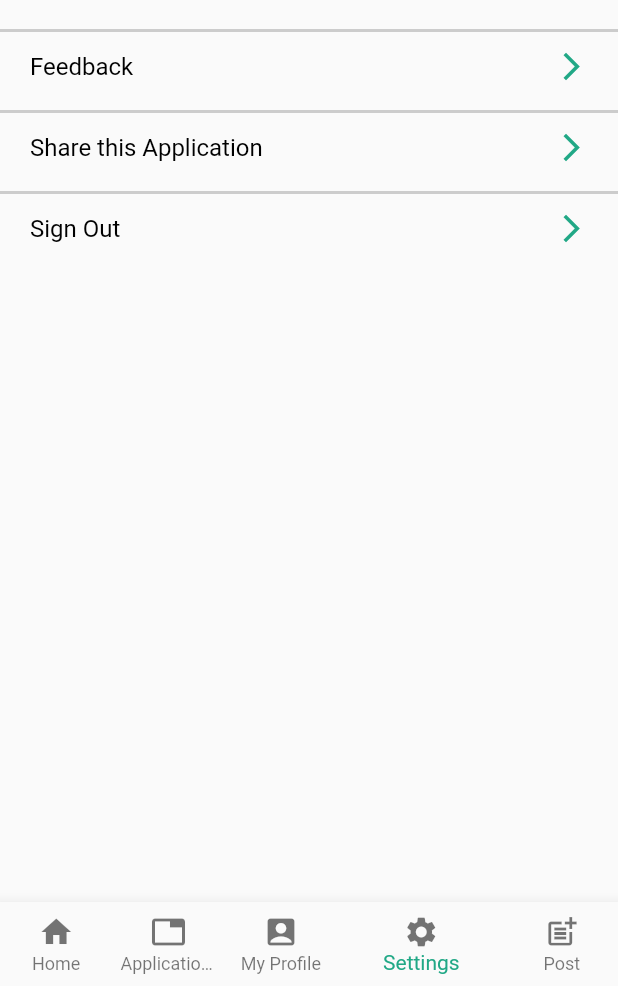
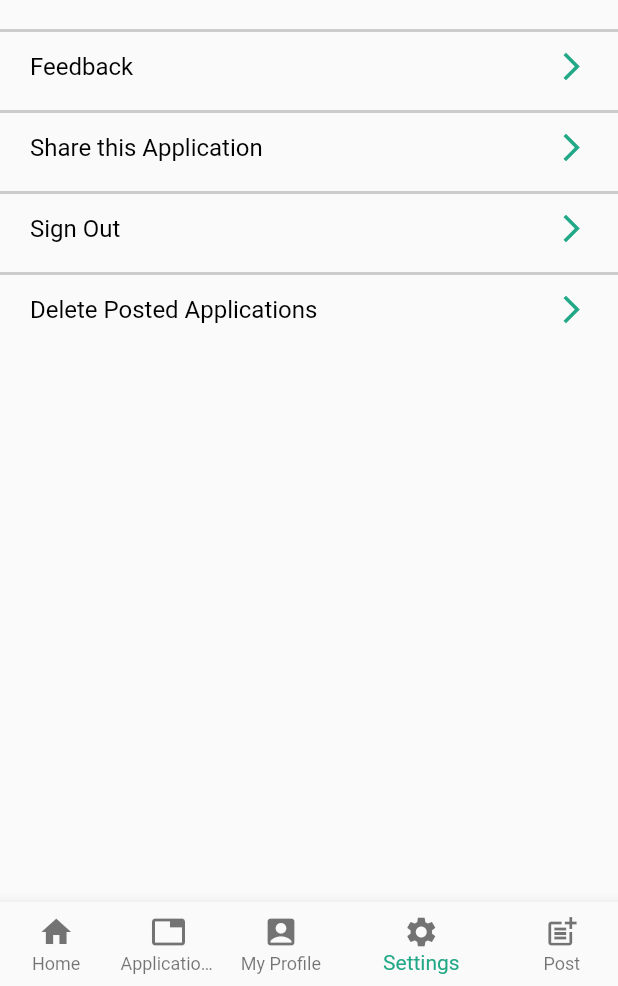
Before and after one commit to DevelopeFlutter/Interns.pk, a Flutter app: the screen it shows after launch, item 4 of the bottom bar chosen, on a phone screen of 412 x 824 dp, the part 250-1236 px from its top. Run offline on Flutter 3.47's test engine with Material 2 defaults, Android fonts, the phone set to English and light mode, and no system bars; our stand-ins replace flutter_easyloading, flutter_styled_toast, form_field_validator, get, internet_connection_checker, url_launcher_web; network calls fail; project files that could hold a hidden picture were left out.

```diff
--- a/lib/Authentication/Controller/Job_Get_Controller.dart
+++ b/lib/Authentication/Controller/Job_Get_Controller.dart
@@ -1,26 +1,15 @@
 import 'package:get/get.dart';
-// class JobsList {
-//  final String? message;
-//  final int? status;
-//  final  List<dynamic> data;
-//   JobsList( this.message,this.status,this.data);
-//  List<dynamic> Getdata(){
-//    return data;
-//  }
-//  }
- class GetJobController extends GetxController{
-
-  dynamic  complResponse ;
-
- dynamic completResponse(response){
-
-  complResponse = response;
-  // return complResponse;
-  print('$complResponse This is the data in the Model class');
+class JobsList extends GetxController{
+  String? message;
+  int? status;
+   List<dynamic> data = [];
+   List Getdata(){
+     // print(data);
+    return data;
+  }
+ dynamic setData(String message, int status, List<dynamic> data){
+   this.message = message;
+  this.status = status;
+  this.data = data;
  }
-
- dynamic get getData => complResponse ;
-
-
-
  }
--- a/lib/Views/Bottom_Bar.dart
+++ b/lib/Views/Bottom_Bar.dart
@@ -7,7 +7,9 @@ import 'package:interns/Views/New_JobPost_section/Job_Post.dart';
 import 'package:interns/Views/OldJobPostCode/postScreenView.dart';
 import 'package:interns/Views/setting.dart';
 import 'package:interns/Theme/app_Colors.dart';
+import '../Authentication/Controller/Job_Get_Controller.dart';
 import 'OldJobPostCode/postScreenView.dart';
+import 'package:get/get.dart';
 
 
 
@@ -23,10 +25,10 @@ class _BottomBarState extends State<BottomBar> {
   static  final List<Widget> _widgetOptions = <Widget>[
 
     const hompePageSecondPart(),
-     const JobFound(),
+     const JobApplied(),
      const MyProfile(),
     const SettingView(),
-    JobPost()
+    const JobPost()
      //const BasicInformation(),
   ];
 
@@ -35,8 +37,10 @@ class _BottomBarState extends State<BottomBar> {
       _selectedIndex = index;
     });
   }
+  // JobsList GetData = Get.find<JobsList>();
   @override
   Widget build(BuildContext context) {
+
     return Scaffold(
         body: Center(
         child: _widgetOptions.elementAt(_selectedIndex),
--- a/lib/Views/job_details.dart
+++ b/lib/Views/job_details.dart
@@ -70,7 +70,7 @@ class _JobdetailsState extends State<Jobdetails> {
                           Navigator.push(
                               context,
                               MaterialPageRoute(
-                                  builder: (context) => const JobFound()));
+                                  builder: (context) => const JobApplied()));
                         },
                         child: const Text("Apply"),
                         style: ButtonStyle(
--- a/lib/Views/setting.dart
+++ b/lib/Views/setting.dart
@@ -3,14 +3,12 @@ import 'package:interns/Theme/app_Colors.dart';
 import 'package:interns/Views/About_Interns.dart';
 import 'package:interns/Views/Account_Settings.dart';
 import 'package:interns/Views/Feeback.dart';
-
-
+import 'package:interns/Views/remove_post.dart';
 class SettingView extends StatefulWidget {
   const SettingView({Key? key}) : super(key: key);
   @override
   State<SettingView> createState() => _SettingViewState();
 }
-
 class _SettingViewState extends State<SettingView> {
   @override
   Widget build(BuildContext context) {
@@ -176,6 +174,39 @@ class _SettingViewState extends State<SettingView> {
               ],
             ),
           ),
+          const SizedBox(
+            height: 18,
+          ),
+          Container(
+            width: double.infinity,
+            height: 2,
+            color: Colors.grey.withOpacity(0.5),
+          ),
+          Padding(
+            padding: const EdgeInsets.only(left: 20, right: 20, top: 12),
+            child: Row(
+              mainAxisAlignment: MainAxisAlignment.spaceBetween,
+              children: [
+                GestureDetector(
+                    onTap: () {
+                      Navigator.push(
+                          context,
+                          MaterialPageRoute(
+                              builder: (context) => remove_job()));
+                    },
+                    child: const Text(
+                      "Delete Posted Applications",
+                      style: TextStyle(color: Colors.black,
+                          fontSize: 16),
+                    )),
+                const Icon(
+                  Icons.arrow_forward_ios,
+                  color: appcolors.greenishText,
+                  size: 22,
+                ),
+              ],
+            ),
+          ),
         ],
       ),
     );
--- a/lib/main.dart
+++ b/lib/main.dart
@@ -2,21 +2,28 @@ import 'package:flutter/material.dart';
 import 'package:flutter_easyloading/flutter_easyloading.dart';
 import 'package:interns/Views/HomePage.dart';
 import 'package:interns/Views/New_JobPost_section/Job_Post.dart';
+import 'package:interns/Views/remove_post.dart';
+import 'Services/Auth_Services/signUp.dart';
 import 'Views/New_JobPost_section/Job_Post.dart';
 import 'Views/for_test.dart';
+import 'package:get/get.dart';
 void main() {
-  runApp(const MyApp());
+  runApp(const MyApp()
+  );
+  //GeTJob().GetJob();
+
 }
 class MyApp extends StatelessWidget {
   const  MyApp({Key? key}) : super(key: key);
   @override
   Widget build(BuildContext context) {
-    return MaterialApp(
+    return GetMaterialApp(
       debugShowCheckedModeBanner: false,
       home:
       //ForFutureBuilder(),
       //JObPost(),
       homePageView(),
+     // const remove_job(),
       builder: EasyLoading.init(),
 
     );
```
Also changed, not shown: lib/Services/Auth_Services/signUp.dart (+5 -9 lines), lib/Views/HomePage.dart (+24 -1 lines), lib/Views/Job Found.dart (+28 -9 lines), lib/Views/New_JobPost_section/Job_Post.dart (+1 -7 lines), lib/Views/jobListView.dart (+35 -32 lines), lib/Views/remove_post.dart (added, +110 -0 lines), 4 other files.
